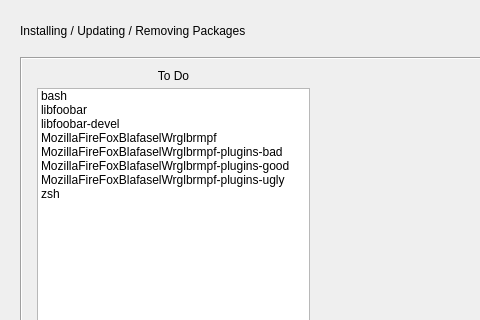
Old version of the form src/pkg-commit-page.ui in the repository shundhammer/yqpkg; both pictures show x 0 to 480 and y 0 to 320 of the 963 by 769 pixel window.
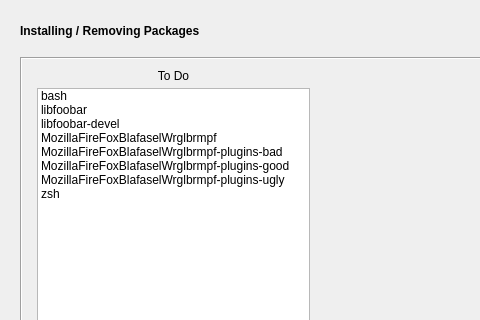
New version of the form.

Commit message: New icon: hamburger; small UI improvements

The edit to the form file:
```diff
--- a/src/pkg-commit-page.ui
+++ b/src/pkg-commit-page.ui
@@ -37,7 +37,7 @@
      <item>
       <widget class="QLabel" name="headingLabel">
        <property name="text">
-        <string>Installing / Updating / Removing Packages</string>
+        <string>&lt;html&gt;&lt;head/&gt;&lt;body&gt;&lt;p&gt;&lt;span style=&quot; font-weight:600;&quot;&gt;Installing / Removing Packages&lt;/span&gt;&lt;/p&gt;&lt;/body&gt;&lt;/html&gt;</string>
        </property>
       </widget>
      </item>
```
Left out of the diff: 1 changed line with no effect on the pictures. The commit also changes 6 other files.
